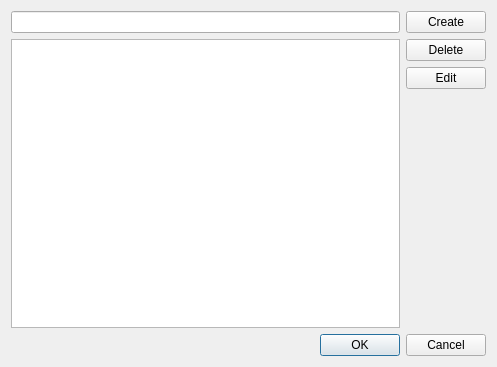
First picture: the form in src/View/CategoryDialog.ui, repository Tatane/TimeLine, before the edit.
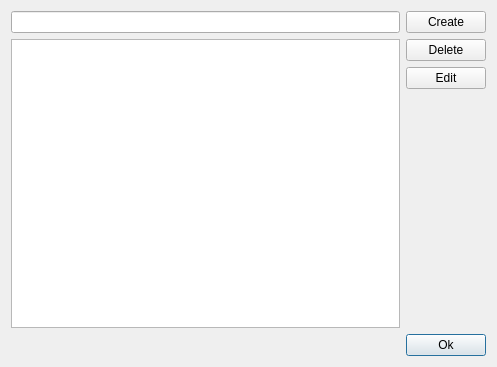
Second picture: the form after the edit.

Commit message: Change type of main window to QMainWindow, so can be added a menu bar. Add a Seetings menu, to open the dialog to manage categories.

Diff of the .ui file:
```diff
--- a/src/View/CategoryDialog.ui
+++ b/src/View/CategoryDialog.ui
@@ -67,11 +67,31 @@
     </layout>
    </item>
    <item>
-    <widget class="QDialogButtonBox" name="buttonBox">
-     <property name="standardButtons">
-      <set>QDialogButtonBox::Cancel|QDialogButtonBox::Ok</set>
-     </property>
-    </widget>
+    <layout class="QHBoxLayout" name="horizontalLayout_2">
+     <item>
+      <spacer name="horizontalSpacer">
+       <property name="orientation">
+        <enum>Qt::Horizontal</enum>
+       </property>
+       <property name="sizeHint" stdset="0">
+        <size>
+         <width>40</width>
+         <height>20</height>
+        </size>
+       </property>
+      </spacer>
+     </item>
+     <item>
+      <widget class="QPushButton" name="btnOk">
+       <property name="text">
+        <string>Ok</string>
+       </property>
+       <property name="default">
+        <bool>true</bool>
+       </property>
+      </widget>
+     </item>
+    </layout>
    </item>
   </layout>
  </widget>
```
The commit also changes 7 other files.
